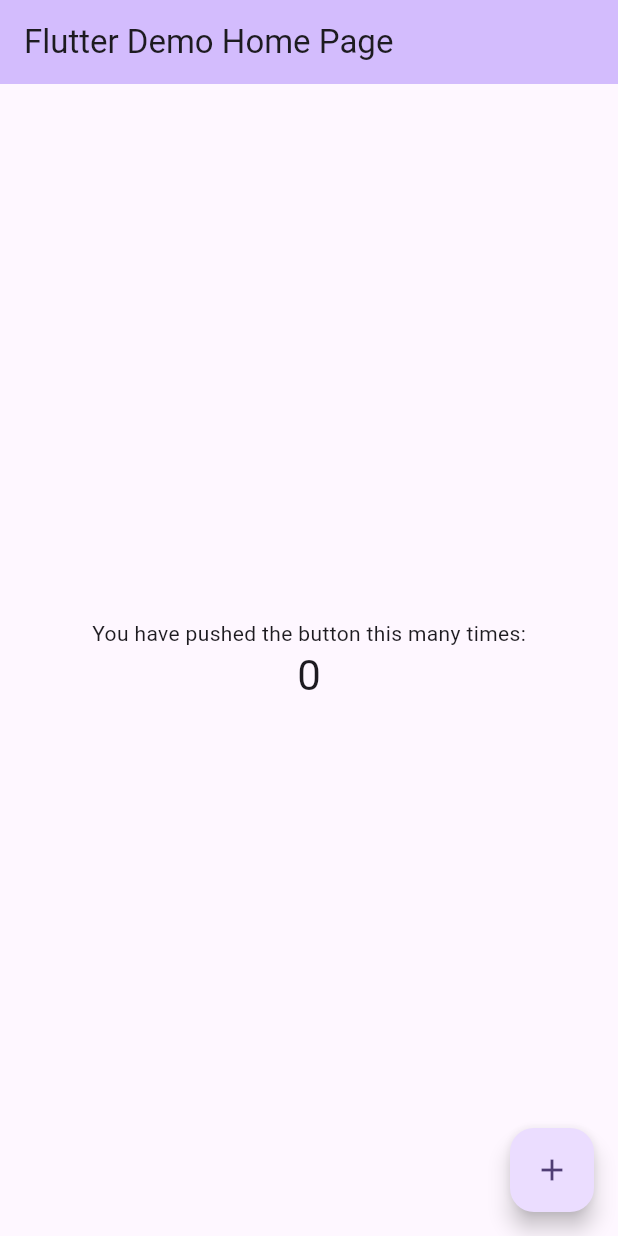
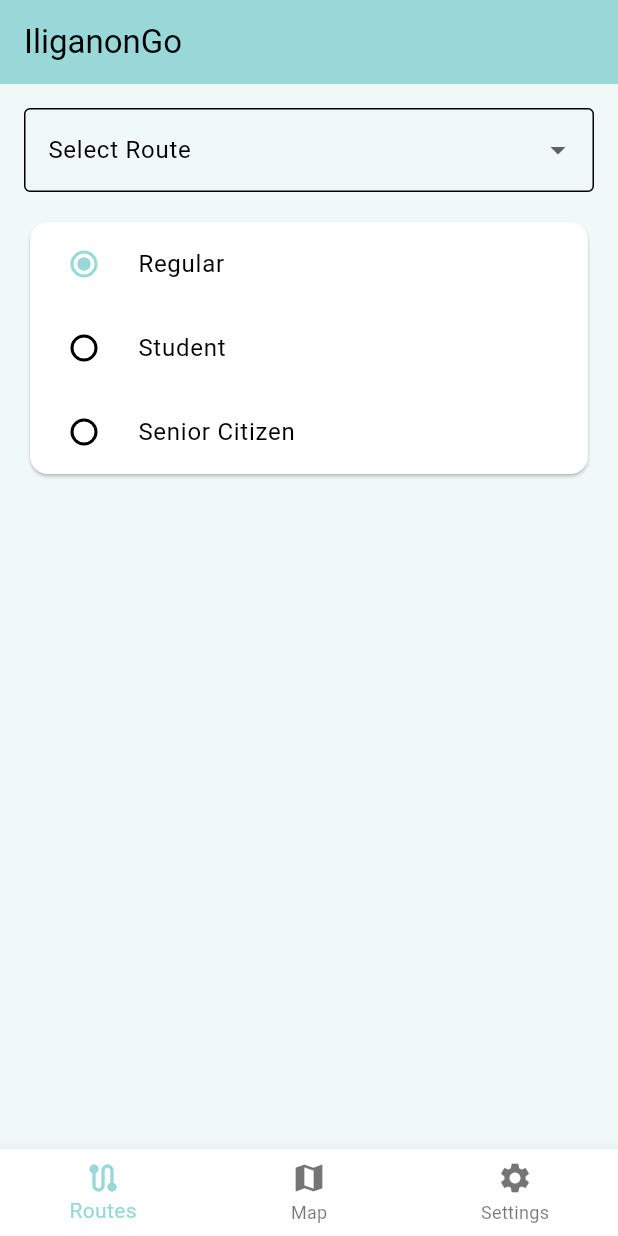
Before and after one commit to noneiann/IliganCommuter, a Flutter app: the screen it shows after launch, on a phone screen of 412 x 824 dp. Run offline on Flutter 3.47's test engine with Material 3 defaults, Android fonts, the phone set to English and light mode, and no system bars.

Commit message:
initial layout

```diff
--- /dev/null
+++ b/lib/api.dart
@@ -0,0 +1,35 @@
+// api.dart
+class RouteInfo {
+  final String name;
+  final double baseFare;
+
+  const RouteInfo(this.name, this.baseFare);
+}
+
+class JeepneyAPI {
+  static const List<RouteInfo> routes = [
+    RouteInfo('Buruun - City Proper', 12.00),
+    RouteInfo('Tambacan - City Proper', 12.00),
+    RouteInfo('Tubod - City Proper', 15.00),
+    RouteInfo('Tibanga - City Proper', 12.00),
+    RouteInfo('Pala-o - City Proper', 12.00),
+  ];
+
+  static double calculateFare(String routeName, String passengerType) {
+    final route = routes.firstWhere((r) => r.name == routeName);
+    double fare = route.baseFare;
+
+    switch (passengerType) {
+      case 'Student':
+        fare *= 0.8; // 20% discount
+        break;
+      case 'Senior':
+        fare *= 0.8; // 20% discount
+        break;
+      default:
+        break;
+    }
+
+    return fare;
+  }
+}
--- a/lib/main.dart
+++ b/lib/main.dart
@@ -1,125 +1,65 @@
+// main.dart
 import 'package:flutter/material.dart';
+import 'routes.dart';
+import 'map.dart';
+import 'settings.dart';
 
 void main() {
-  runApp(const MyApp());
+  runApp(const IliganonGo());
 }
 
-class MyApp extends StatelessWidget {
-  const MyApp({super.key});
+class IliganonGo extends StatelessWidget {
+  const IliganonGo({super.key});
 
-  // This widget is the root of your application.
   @override
   Widget build(BuildContext context) {
     return MaterialApp(
-      title: 'Flutter Demo',
+      title: 'IliganonGo',
       theme: ThemeData(
-        // This is the theme of your application.
-        //
-        // TRY THIS: Try running your application with "flutter run". You'll see
-        // the application has a purple toolbar. Then, without quitting the app,
-        // try changing the seedColor in the colorScheme below to Colors.green
-        // and then invoke "hot reload" (save your changes or press the "hot
-        // reload" button in a Flutter-supported IDE, or press "r" if you used
-        // the command line to start the app).
-        //
-        // Notice that the counter didn't reset back to zero; the application
-        // state is not lost during the reload. To reset the state, use hot
-        // restart instead.
-        //
-        // This works for code too, not just values: Most code changes can be
-        // tested with just a hot reload.
-        colorScheme: ColorScheme.fromSeed(seedColor: Colors.deepPurple),
-        useMaterial3: true,
+        primaryColor: const Color(0xFF98D8D8), // Pastel Blue
+        scaffoldBackgroundColor: const Color(0xFFF0F8F8),
+        colorScheme: ColorScheme.light(
+          primary: const Color(0xFF98D8D8),
+          secondary: const Color(0xFF98D8AA), // Pastel Green
+        ),
       ),
-      home: const MyHomePage(title: 'Flutter Demo Home Page'),
+      home: const HomePage(),
     );
   }
 }
 
-class MyHomePage extends StatefulWidget {
-  const MyHomePage({super.key, required this.title});
-
-  // This widget is the home page of your application. It is stateful, meaning
-  // that it has a State object (defined below) that contains fields that affect
-  // how it looks.
-
-  // This class is the configuration for the state. It holds the values (in this
-  // case the title) provided by the parent (in this case the App widget) and
-  // used by the build method of the State. Fields in a Widget subclass are
-  // always marked "final".
-
-  final String title;
+class HomePage extends StatefulWidget {
+  const HomePage({super.key});
 
   @override
-  State<MyHomePage> createState() => _MyHomePageState();
+  State<HomePage> createState() => _HomePageState();
 }
 
-class _MyHomePageState extends State<MyHomePage> {
-  int _counter = 0;
-
-  void _incrementCounter() {
-    setState(() {
-      // This call to setState tells the Flutter framework that something has
-      // changed in this State, which causes it to rerun the build method below
-      // so that the display can reflect the updated values. If we changed
-      // _counter without calling setState(), then the build method would not be
-      // called again, and so nothing would appear to happen.
-      _counter++;
-    });
-  }
+class _HomePageState extends State<HomePage> {
+  int _currentIndex = 0;
+  final List<Widget> _pages = [
+    const RoutesPage(),
+    const MapPage(),
+    const SettingsPage(),
+  ];
 
   @override
   Widget build(BuildContext context) {
-    // This method is rerun every time setState is called, for instance as done
-    // by the _incrementCounter method above.
-    //
-    // The Flutter framework has been optimized to make rerunning build methods
-    // fast, so that you can just rebuild anything that needs updating rather
-    // than having to individually change instances of widgets.
     return Scaffold(
       appBar: AppBar(
-        // TRY THIS: Try changing the color here to a specific color (to
-        // Colors.amber, perhaps?) and trigger a hot reload to see the AppBar
-        // change color while the other colors stay the same.
-        backgroundColor: Theme.of(context).colorScheme.inversePrimary,
-        // Here we take the value from the MyHomePage object that was created by
-        // the App.build method, and use it to set our appbar title.
-        title: Text(widget.title),
+        title: const Text('IliganonGo'),
+        backgroundColor: Theme.of(context).primaryColor,
       ),
-      body: Center(
-        // Center is a layout widget. It takes a single child and positions it
-        // in the middle of the parent.
-        child: Column(
-          // Column is also a layout widget. It takes a list of children and
-          // arranges them vertically. By default, it sizes itself to fit its
-          // children horizontally, and tries to be as tall as its parent.
-          //
-          // Column has various properties to control how it sizes itself and
-          // how it positions its children. Here we use mainAxisAlignment to
-          // center the children vertically; the main axis here is the vertical
-          // axis because Columns are vertical (the cross axis would be
-          // horizontal).
-          //
-          // TRY THIS: Invoke "debug painting" (choose the "Toggle Debug Paint"
-          // action in the IDE, or press "p" in the console), to see the
-          // wireframe for each widget.
-          mainAxisAlignment: MainAxisAlignment.center,
-          children: <Widget>[
-            const Text(
-              'You have pushed the button this many times:',
-            ),
-            Text(
-              '$_counter',
-              style: Theme.of(context).textTheme.headlineMedium,
-            ),
-          ],
-        ),
+      body: _pages[_currentIndex],
+      bottomNavigationBar: BottomNavigationBar(
+        currentIndex: _currentIndex,
+        onTap: (index) => setState(() => _currentIndex = index),
+        items: const [
+          BottomNavigationBarItem(icon: Icon(Icons.route), label: 'Routes'),
+          BottomNavigationBarItem(icon: Icon(Icons.map), label: 'Map'),
+          BottomNavigationBarItem(icon: Icon(Icons.settings), label: 'Settings'),
+        ],
       ),
-      floatingActionButton: FloatingActionButton(
-        onPressed: _incrementCounter,
-        tooltip: 'Increment',
-        child: const Icon(Icons.add),
-      ), // This trailing comma makes auto-formatting nicer for build methods.
     );
   }
 }
--- /dev/null
+++ b/lib/routes.dart
@@ -0,0 +1,118 @@
+// routes.dart
+import 'package:flutter/material.dart';
+import 'api.dart';
+
+class RoutesPage extends StatefulWidget {
+  const RoutesPage({super.key});
+
+  @override
+  State<RoutesPage> createState() => _RoutesPageState();
+}
+
+class _RoutesPageState extends State<RoutesPage> {
+  String? selectedRoute;
+  String passengerType = 'Regular';
+  double? fare;
+
+  @override
+  Widget build(BuildContext context) {
+    return Padding(
+      padding: const EdgeInsets.all(16.0),
+      child: Column(
+        crossAxisAlignment: CrossAxisAlignment.stretch,
+        children: [
+          // Route Selection
+          DropdownButtonFormField<String>(
+            value: selectedRoute,
+            decoration: const InputDecoration(
+              labelText: 'Select Route',
+              border: OutlineInputBorder(),
+            ),
+            items: JeepneyAPI.routes.map((route) {
+              return DropdownMenuItem(
+                value: route.name,
+                child: Text(route.name),
+              );
+            }).toList(),
+            onChanged: (value) {
+              setState(() {
+                selectedRoute = value;
+                fare = JeepneyAPI.calculateFare(selectedRoute!, passengerType);
+              });
+            },
+          ),
+          const SizedBox(height: 16),
+
+          // Passenger Type Selection
+          Card(
+            child: Column(
+              children: [
+                RadioListTile(
+                  title: const Text('Regular'),
+                  value: 'Regular',
+                  groupValue: passengerType,
+                  onChanged: (value) {
+                    setState(() {
+                      passengerType = value.toString();
+                      if (selectedRoute != null) {
+                        fare = JeepneyAPI.calculateFare(selectedRoute!, passengerType);
+                      }
+                    });
+                  },
+                ),
+                RadioListTile(
+                  title: const Text('Student'),
+                  value: 'Student',
+                  groupValue: passengerType,
+                  onChanged: (value) {
+                    setState(() {
+                      passengerType = value.toString();
+                      if (selectedRoute != null) {
+                        fare = JeepneyAPI.calculateFare(selectedRoute!, passengerType);
+                      }
+                    });
+                  },
+                ),
+                RadioListTile(
+                  title: const Text('Senior Citizen'),
+                  value: 'Senior',
+                  groupValue: passengerType,
+                  onChanged: (value) {
+                    setState(() {
+                      passengerType = value.toString();
+                      if (selectedRoute != null) {
+                        fare = JeepneyAPI.calculateFare(selectedRoute!, passengerType);
+                      }
+                    });
+                  },
+                ),
+              ],
+            ),
+          ),
+          const SizedBox(height: 16),
+
+          // Fare Display
+          if (fare != null)
+            Card(
+              child: Padding(
+                padding: const EdgeInsets.all(16.0),
+                child: Column(
+                  children: [
+                    const Text(
+                      'Fare Amount',
+                      style: TextStyle(fontSize: 18, fontWeight: FontWeight.bold),
+                    ),
+                    const SizedBox(height: 8),
+                    Text(
+                      '₱${fare!.toStringAsFixed(2)}',
+                      style: const TextStyle(fontSize: 24, fontWeight: FontWeight.bold),
+                    ),
+                  ],
+                ),
+              ),
+            ),
+        ],
+      ),
+    );
+  }
+}
```
Also changed, not shown: lib/map.dart (added, +13 -0 lines), lib/settings.dart (added, +29 -0 lines), pubspec.yaml (+8 -2 lines), pubspec.lock, 21 other files.
